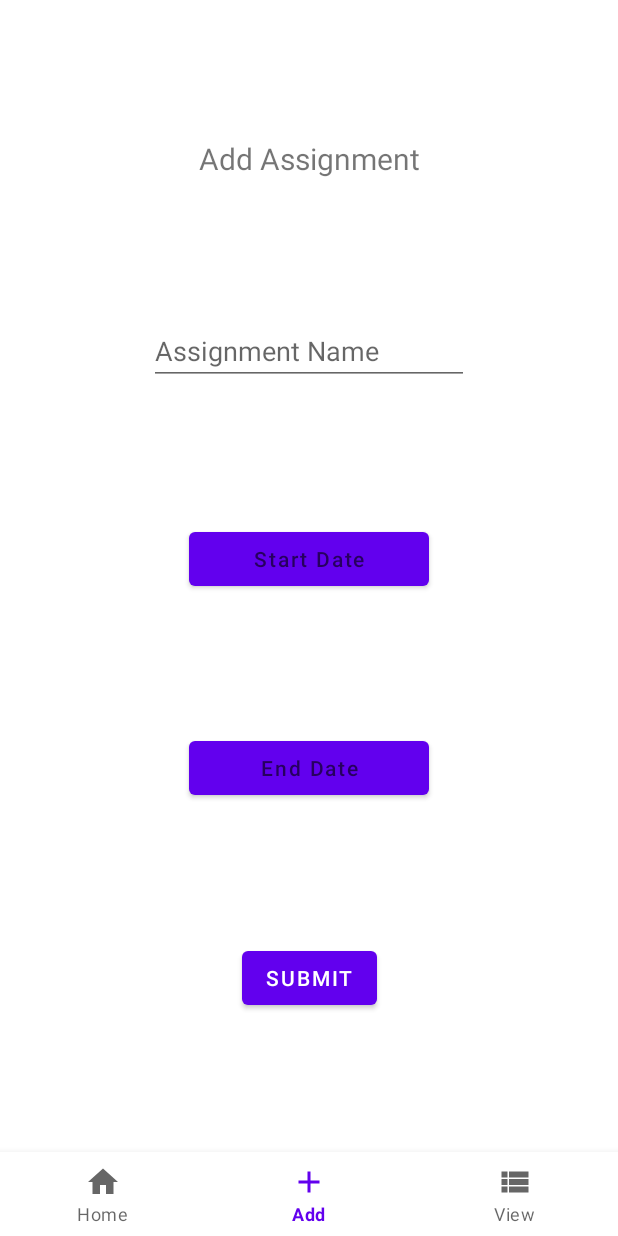
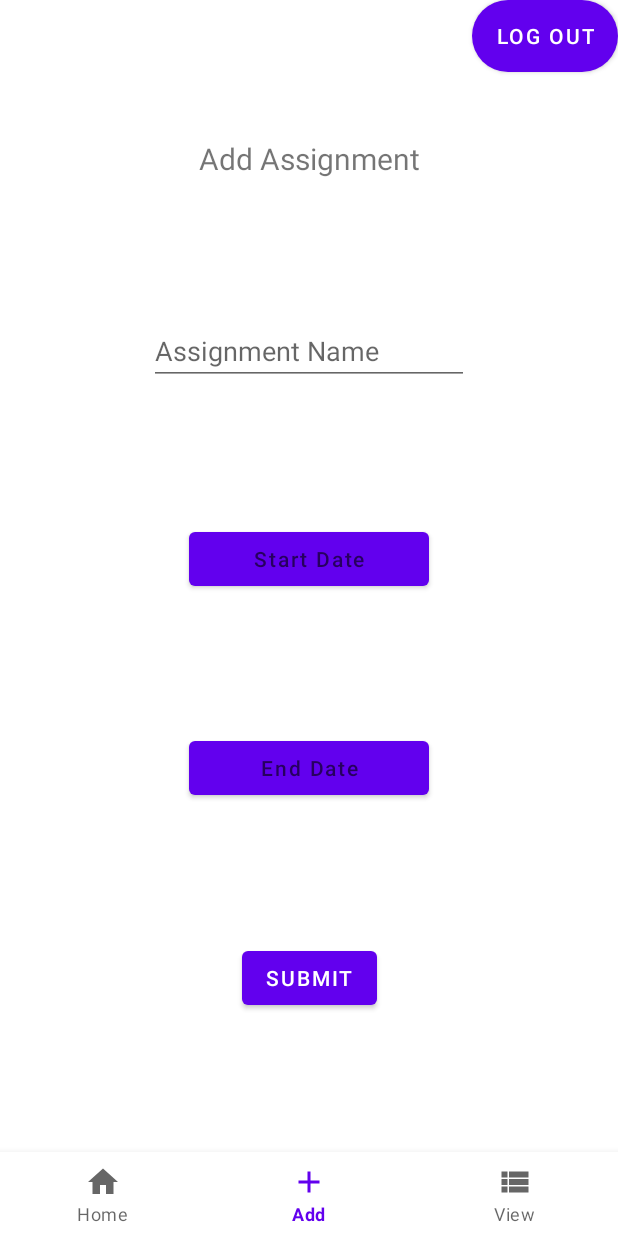
Before and after one commit to Meghanachippada/Assignment_tracker, an Android app: the screen it shows after launch once a user with an empty profile is signed in (MainActivity), item 2 of the bottom bar chosen, on a phone screen of 412 x 824 dp. Run offline under Robolectric (Android 15) with nearby library versions, the phone set to English and light mode, and no system bars; our stand-ins replace Firebase (no records; nobody signed in at launch, a user with empty details on screens opened directly); pictures from the network do not load.

Commit message:
readded logout button

```diff
--- a/app/src/main/java/com/example/assignment_tracker/HomeFragment.kt
+++ b/app/src/main/java/com/example/assignment_tracker/HomeFragment.kt
@@ -1,5 +1,6 @@
 package com.example.assignment_tracker
 
+import android.net.Uri
 import android.os.Bundle
 import androidx.fragment.app.Fragment
 import android.view.LayoutInflater
@@ -19,9 +20,8 @@ class HomeFragment : Fragment() {
 
     override fun onViewCreated(view: View, savedInstanceState: Bundle?) {
         val imageView: ImageView = view.findViewById(R.id.welcomeImageView) // Ensure this ImageView exists in activity_main.xml
-        val giphyUrl = "https://i.giphy.com/media/v1.Y2lkPTc5MGI3NjExMzRqazJ1NTk5a3d4bXNyMGQ5YXRzN2xxZDY5c3l6bDVkdmQwb3NiZyZlcD12MV9pbnRlcm5hbF9naWZfYnlfaWQmY3Q9Zw/xUPGGDNsLvqsBOhuU0/giphy.gif" // Direct URL to Giphy
         Glide.with(this)
-            .load(giphyUrl)
+            .load(R.raw.welcome)
             .into(imageView)
         super.onViewCreated(view, savedInstanceState)
     }
--- a/app/src/main/java/com/example/assignment_tracker/MainActivity.kt
+++ b/app/src/main/java/com/example/assignment_tracker/MainActivity.kt
@@ -2,6 +2,7 @@ package com.example.assignment_tracker
 
 import android.content.Intent
 import android.os.Bundle
+import android.widget.Button
 import androidx.appcompat.app.AppCompatActivity
 import androidx.fragment.app.Fragment
 import com.example.assignment_tracker.databinding.ActivityMainBinding
@@ -24,12 +25,10 @@ class MainActivity : AppCompatActivity() {
         // Check if the user is logged in
         val currentUser = firebaseAuth.currentUser
         if (currentUser == null) {
-            // If no user is logged in, redirect to LoginActivity
             val intent = Intent(this, LoginActivity::class.java)
             startActivity(intent)
             finish()
         } else {
-            // Display a Giphy instead of a welcome message
             binding.bottomNav.setOnItemSelectedListener {
                 when(it.itemId) {
                     R.id.home -> replaceFragment(HomeFragment())
@@ -40,6 +39,15 @@ class MainActivity : AppCompatActivity() {
                 true
             }
         }
+
+        // Logout Button Setup
+        val logoutButton: Button = findViewById(R.id.logoutButton) // Ensure this is correct
+        logoutButton.setOnClickListener {
+            firebaseAuth.signOut()
+            val intent = Intent(this, LoginActivity::class.java)
+            startActivity(intent)
+            finish()
+        }
     }
 
     private fun replaceFragment(fragment: Fragment) {
--- a/app/src/main/res/layout/activity_main.xml
+++ b/app/src/main/res/layout/activity_main.xml
@@ -5,22 +5,38 @@
     android:layout_width="match_parent"
     android:layout_height="match_parent">
 
+    <Button
+        android:id="@+id/logoutButton"
+        android:layout_width="wrap_content"
+        android:layout_height="wrap_content"
+        android:background="@drawable/rounded_button"
+        android:text="@string/logout"
+        android:textColor="@android:color/white"
+        app:layout_constraintBottom_toBottomOf="parent"
+        app:layout_constraintEnd_toEndOf="parent"
+        app:layout_constraintHorizontal_bias="1.0"
+        app:layout_constraintStart_toStartOf="parent"
+        app:layout_constraintTop_toTopOf="parent"
+        app:layout_constraintVertical_bias="0.0" />
+
     <FrameLayout
         android:id="@+id/frameLayout"
         android:layout_width="0dp"
         android:layout_height="0dp"
         app:layout_constraintBottom_toTopOf="@id/bottomNav"
+        app:layout_constraintEnd_toEndOf="parent"
         app:layout_constraintStart_toStartOf="parent"
-        app:layout_constraintEnd_toEndOf="parent"
-        app:layout_constraintTop_toTopOf="parent"/>
+        app:layout_constraintTop_toTopOf="parent">
+
+    </FrameLayout>
 
     <com.google.android.material.bottomnavigation.BottomNavigationView
         android:id="@+id/bottomNav"
         android:layout_width="match_parent"
         android:layout_height="wrap_content"
-        app:menu="@menu/bottom_nav_menu"
         app:layout_constraintBottom_toBottomOf="parent"
+        app:layout_constraintEnd_toEndOf="parent"
         app:layout_constraintStart_toStartOf="parent"
-        app:layout_constraintEnd_toEndOf="parent"/>
+        app:menu="@menu/bottom_nav_menu" />
 
 </androidx.constraintlayout.widget.ConstraintLayout>
--- a/app/src/main/res/values/strings.xml
+++ b/app/src/main/res/values/strings.xml
@@ -14,4 +14,5 @@
     <string name="addFragmentStartDateHint">Start Date</string>
     <string name="addFragmentNameHint">Assignment Name</string>
     <string name="addFragmentTitle">Add Assignment</string>
+    <string name="logout">Log Out</string>
 </resources>
```
